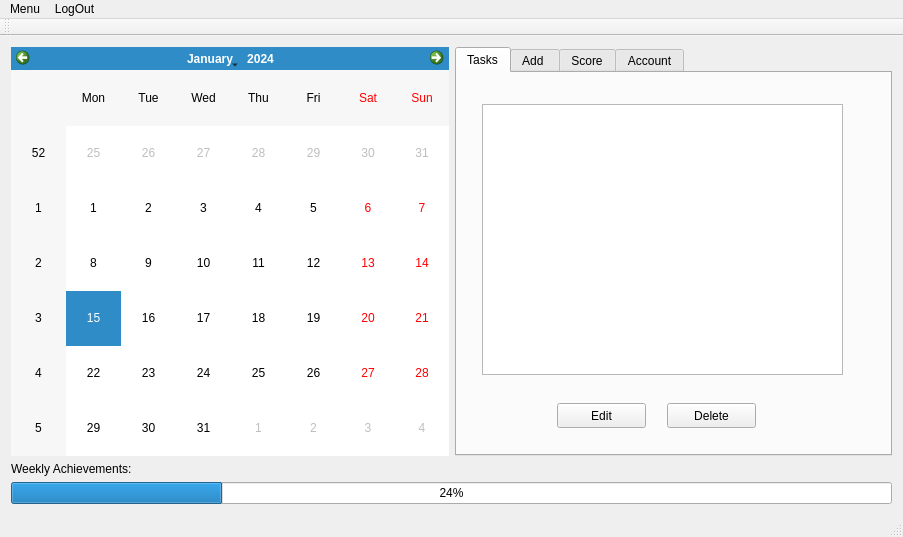
Above: PersonalPlanner/mainwindow.ui from sabrine-gamdou/PersonalPlanner before the change. Below: the same form after it.
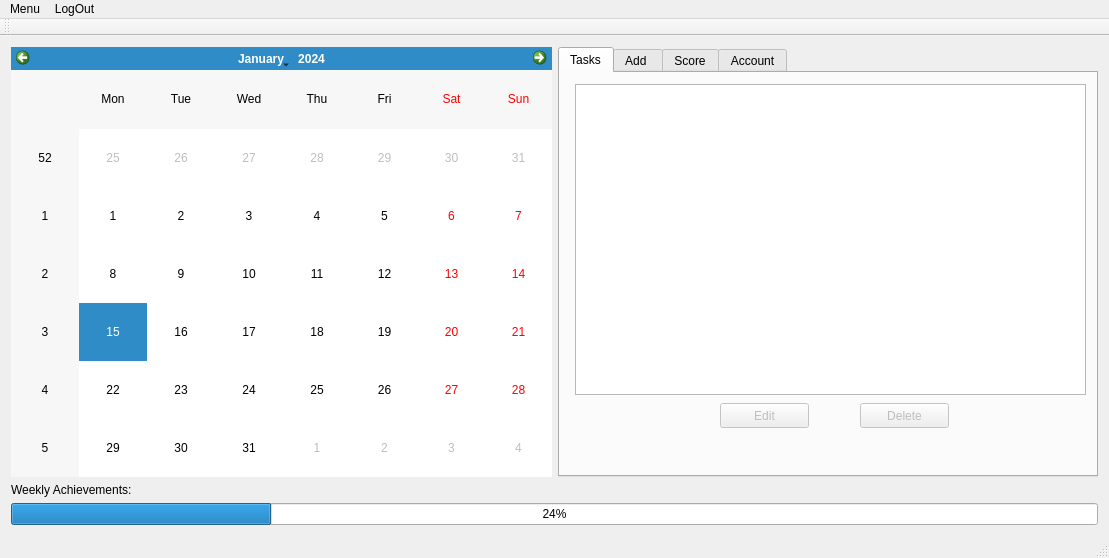
That is the form after the change. The open tabs and pages were chosen to show the change.

What changed in the file:
```diff
--- a/PersonalPlanner/mainwindow.ui
+++ b/PersonalPlanner/mainwindow.ui
@@ -6,8 +6,8 @@
    <rect>
     <x>0</x>
     <y>0</y>
-    <width>903</width>
-    <height>537</height>
+    <width>1109</width>
+    <height>558</height>
    </rect>
   </property>
   <property name="windowTitle">
@@ -45,9 +45,12 @@
           <string>Tasks</string>
          </attribute>
          <widget class="QPushButton" name="editBtn">
+          <property name="enabled">
+           <bool>false</bool>
+          </property>
           <property name="geometry">
            <rect>
-            <x>100</x>
+            <x>160</x>
             <y>330</y>
             <width>89</width>
             <height>25</height>
@@ -58,9 +61,12 @@
           </property>
          </widget>
          <widget class="QPushButton" name="deleteBtn">
+          <property name="enabled">
+           <bool>false</bool>
+          </property>
           <property name="geometry">
            <rect>
-            <x>210</x>
+            <x>300</x>
             <y>330</y>
             <width>89</width>
             <height>25</height>
@@ -73,10 +79,10 @@
          <widget class="QTableView" name="taskView">
           <property name="geometry">
            <rect>
-            <x>25</x>
-            <y>31</y>
-            <width>361</width>
-            <height>271</height>
+            <x>15</x>
+            <y>11</y>
+            <width>511</width>
+            <height>311</height>
            </rect>
           </property>
          </widget>
@@ -565,7 +571,7 @@
     <rect>
      <x>0</x>
      <y>0</y>
-     <width>903</width>
+     <width>1109</width>
      <height>22</height>
     </rect>
    </property>
```
Left out of the diff: 2 changed lines with no effect on the pictures.
